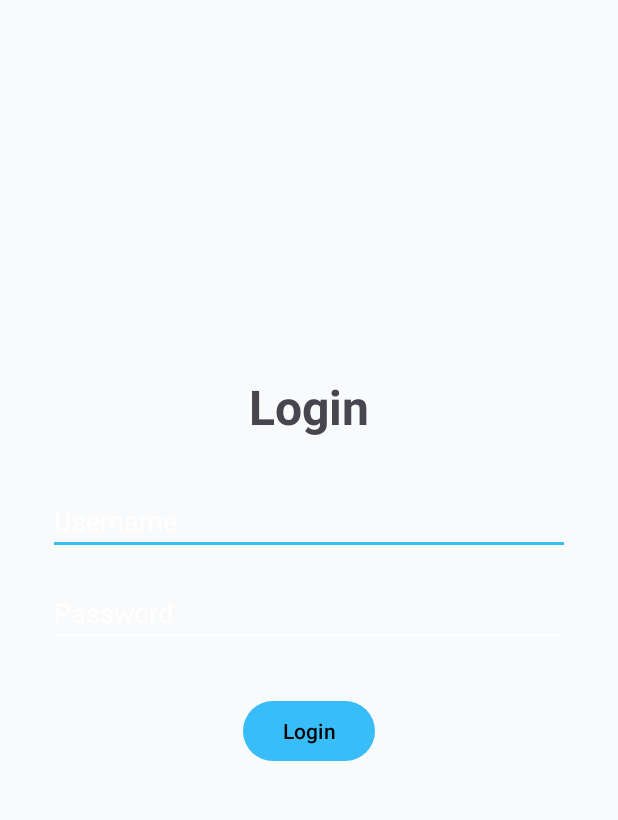
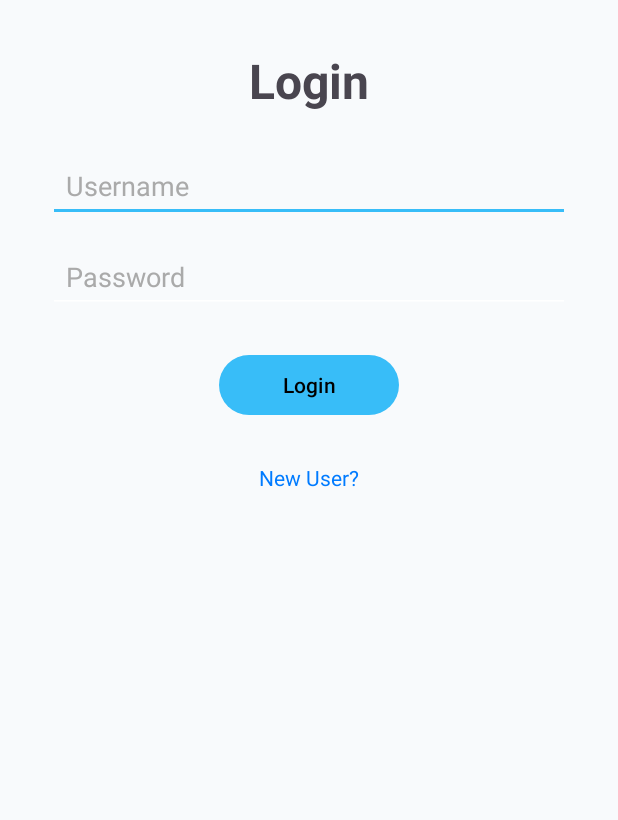
Before and after one commit to COEN-ELEC290-QuietZone/QuietZone, an Android app: the screen it shows after launch (LoginActivity), on a phone screen of 412 x 824 dp, the part 96-916 px from its top. Run offline under Robolectric (Android 15) with nearby library versions, the light colour scheme and no system bars; our stand-ins replace Firebase (no records; nobody signed in at launch, a user with empty details on screens opened directly).

Commit message:
Added the Toggle for new reg and users

```diff
--- a/App/app/src/main/res/layout/activity_login.xml
+++ b/App/app/src/main/res/layout/activity_login.xml
@@ -13,11 +13,6 @@
         android:layout_width="0dp"
         android:layout_height="?attr/actionBarSize"
         android:background="?attr/colorPrimary"
-        android:elevation="4dp"
-        android:theme="@style/ThemeOverlay.AppCompat.Dark.ActionBar"
-        app:titleTextColor="@color/app_on_primary"
-        app:subtitleTextColor="@color/app_on_primary"
-        app:popupTheme="@style/ThemeOverlay.AppCompat.Light"
         app:layout_constraintTop_toTopOf="parent"
         app:layout_constraintStart_toStartOf="parent"
         app:layout_constraintEnd_toEndOf="parent" />
@@ -29,49 +24,89 @@
         android:text="Login"
         android:textSize="32sp"
         android:textStyle="bold"
-        app:layout_constraintBottom_toTopOf="@+id/usernameInput"
+        app:layout_constraintTop_toBottomOf="@id/my_toolbar"
+        app:layout_constraintStart_toStartOf="parent"
         app:layout_constraintEnd_toEndOf="parent"
-        app:layout_constraintStart_toStartOf="parent"
-        app:layout_constraintTop_toBottomOf="@id/my_toolbar"
-        app:layout_constraintVertical_chainStyle="packed" />
+        android:layout_marginTop="32dp"/>
 
     <EditText
         android:id="@+id/usernameInput"
         android:layout_width="0dp"
         android:layout_height="wrap_content"
+        android:minHeight="48dp"
+        android:padding="12dp"
         android:layout_marginStart="32dp"
-        android:layout_marginTop="32dp"
         android:layout_marginEnd="32dp"
+        android:layout_marginTop="24dp"
         android:hint="Username"
+        android:textColor="@android:color/black"
+        android:textColorHint="@android:color/darker_gray"
         android:inputType="textPersonName"
-        app:layout_constraintBottom_toTopOf="@+id/passwordInput"
-        app:layout_constraintEnd_toEndOf="parent"
+        app:layout_constraintTop_toBottomOf="@id/loginTitle"
         app:layout_constraintStart_toStartOf="parent"
-        app:layout_constraintTop_toBottomOf="@+id/loginTitle" />
+        app:layout_constraintEnd_toEndOf="parent"/>
 
     <EditText
         android:id="@+id/passwordInput"
         android:layout_width="0dp"
         android:layout_height="wrap_content"
+        android:minHeight="48dp"
+        android:padding="12dp"
         android:layout_marginStart="32dp"
-        android:layout_marginTop="16dp"
         android:layout_marginEnd="32dp"
+        android:layout_marginTop="12dp"
         android:hint="Password"
+        android:textColor="@android:color/black"
+        android:textColorHint="@android:color/darker_gray"
         android:inputType="textPassword"
-        app:layout_constraintBottom_toTopOf="@+id/loginButton"
-        app:layout_constraintEnd_toEndOf="parent"
+        app:layout_constraintTop_toBottomOf="@id/usernameInput"
         app:layout_constraintStart_toStartOf="parent"
-        app:layout_constraintTop_toBottomOf="@+id/usernameInput" />
+        app:layout_constraintEnd_toEndOf="parent"/>
+
+    <EditText
+        android:id="@+id/confirmPassword"
+        android:layout_width="0dp"
+        android:layout_height="wrap_content"
+        android:minHeight="48dp"
+        android:padding="12dp"
+        android:layout_marginStart="32dp"
+        android:layout_marginEnd="32dp"
+        android:layout_marginTop="12dp"
+        android:hint="Confirm Password"
+        android:textColor="@android:color/black"
+        android:textColorHint="@android:color/darker_gray"
+        android:inputType="textPassword"
+        android:visibility="gone"
+        app:layout_constraintTop_toBottomOf="@id/passwordInput"
+        app:layout_constraintStart_toStartOf="parent"
+        app:layout_constraintEnd_toEndOf="parent"/>
 
     <Button
         android:id="@+id/loginButton"
         android:layout_width="wrap_content"
         android:layout_height="wrap_content"
-        android:layout_marginTop="32dp"
         android:text="Login"
-        app:layout_constraintBottom_toBottomOf="parent"
-        app:layout_constraintEnd_toEndOf="parent"
+        android:minHeight="48dp"
+        android:minWidth="120dp"
+        android:layout_marginTop="24dp"
+        app:layout_constraintTop_toBottomOf="@id/confirmPassword"
         app:layout_constraintStart_toStartOf="parent"
-        app:layout_constraintTop_toBottomOf="@+id/passwordInput" />
+        app:layout_constraintEnd_toEndOf="parent"/>
+
+    <TextView
+        android:id="@+id/Newuser"
+        android:layout_width="wrap_content"
+        android:layout_height="wrap_content"
+        android:text="New User?"
+        android:textColor="#007BFF"
+        android:minHeight="48dp"
+        android:minWidth="48dp"
+        android:padding="12dp"
+        android:clickable="true"
+        android:focusable="true"
+        android:layout_marginTop="16dp"
+        app:layout_constraintTop_toBottomOf="@id/loginButton"
+        app:layout_constraintStart_toStartOf="parent"
+        app:layout_constraintEnd_toEndOf="parent"/>
 
 </androidx.constraintlayout.widget.ConstraintLayout>
```
Also changed, not shown: App/app/src/main/java/com/example/quietzone_app/LoginActivity.java (+63 -18 lines).
